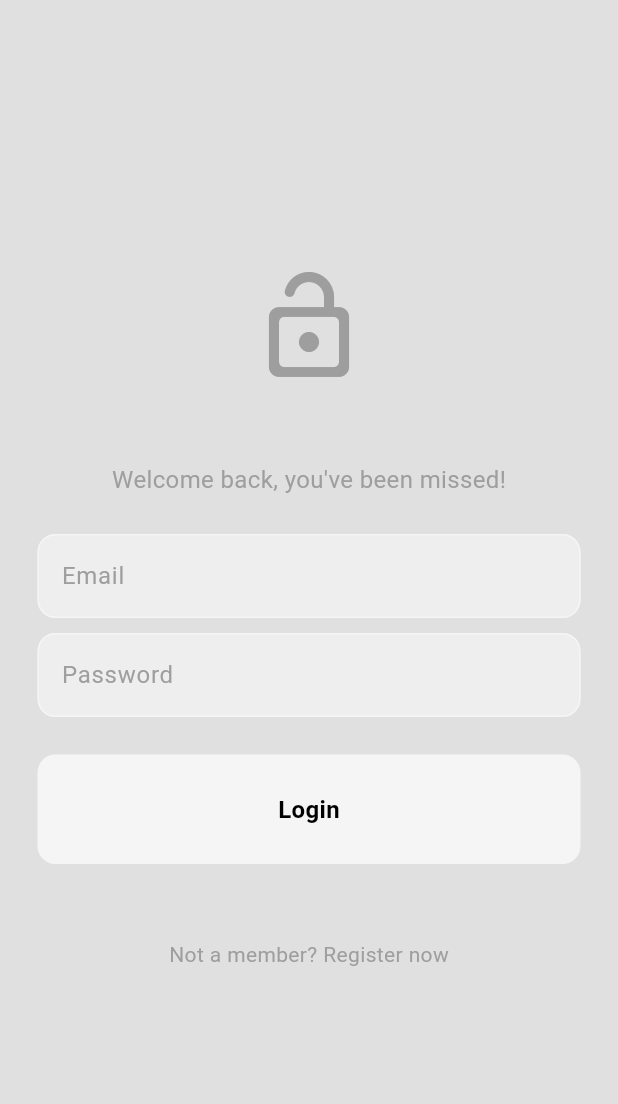
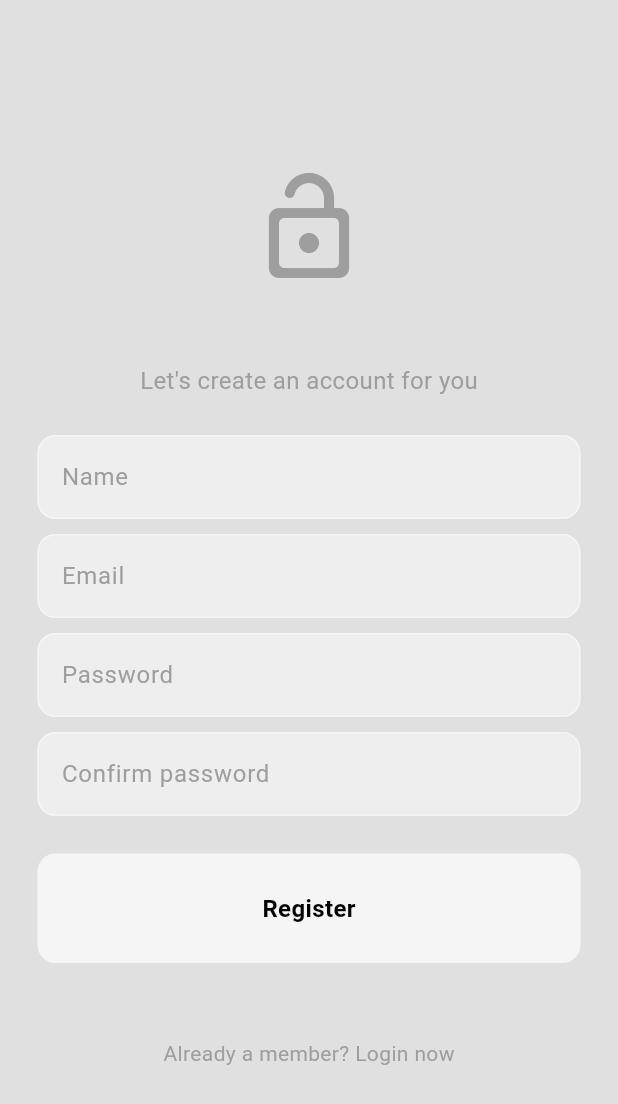
Before and after one commit to KhiemTonThatThaDungCam/Project-NT118, a Flutter app: the screen it shows after launch, on a phone screen of 412 x 824 dp. Shown: the top 1104 px of the screen. Run offline on Flutter 3.47's test engine with Material 3 defaults, Android fonts, the phone set to English and light mode, and no system bars; our stand-ins replace firebase_auth, firebase_core, flutter_bloc; accounts and stored records are empty.

Commit message:
make register page

```diff
--- /dev/null
+++ b/SocialApp/lib/features/auth/presentation/pages/register_page.dart
@@ -0,0 +1,117 @@
+import 'package:flutter/material.dart';
+import '../components/my_button.dart';
+import '../components/my_text_field.dart';
+
+class RegisterPage extends StatefulWidget {
+  const RegisterPage({super.key});
+
+  @override
+  State<RegisterPage> createState() => _RegisterPageState();
+}
+
+class _RegisterPageState extends State<RegisterPage> {
+// text controller
+  final emailController = TextEditingController();
+  final pwController = TextEditingController();
+  final nameController = TextEditingController();
+  final confirmPwController = TextEditingController();
+
+
+
+
+  // BUILD UI
+  @override
+  Widget build(BuildContext context) {
+    // SCAFFOLD
+    return Scaffold(
+      // BODY
+      body: SafeArea(
+        child: Center(
+          child: Padding(
+            padding: const EdgeInsets.symmetric(horizontal: 25.0),
+            child: Column(
+              mainAxisAlignment: MainAxisAlignment.center,
+              children: [
+                // logo
+                Icon(
+                  Icons.lock_open_rounded,
+                  size: 80,
+                  color: Theme.of(context).colorScheme.primary,
+                ), // // Icon
+
+                const SizedBox(height: 50),
+                // create account message
+                Text(
+                  "Let's create an account for you",
+                  style: TextStyle(
+                    color: Theme.of(context).colorScheme.primary,
+                    fontSize: 16,
+                  ), // TextStyle
+                ), // Text
+
+
+                const SizedBox(height: 25),
+                // name text field
+                MyTextField(
+                  controller: nameController,
+                  hintText: "Name",
+                  obscureText: false,
+                ),
+
+
+
+
+
+
+                const SizedBox(height: 10),
+                // email text field
+                MyTextField(
+                  controller: emailController,
+                  hintText: "Email",
+                  obscureText: false,
+                ),
+
+
+
+                const SizedBox(height: 10),
+                // pw text field
+                MyTextField(
+                  controller: pwController,
+                  hintText: "Password",
+                  obscureText: true,
+                ),
+
+
+                const SizedBox(height: 10),
+                // confirm pw text field
+                MyTextField(
+                  controller: confirmPwController,
+                  hintText: "Confirm password",
+                  obscureText: true,
+                ),
+
+
+                const SizedBox(height: 25),
+                // register button
+                MyButton(
+                  onTap: () {},
+                  text: "Register",
+                ),
+
+
+
+                const SizedBox(height: 50),
+                Text(
+                  "Already a member? Login now",
+                  style:
+                  TextStyle(color: Theme.of(context).colorScheme.primary),
+                ),
+                // not a member ? register now
+              ],
+            ),
+          ), // // Column
+        ), // // Center
+      ), // // SafeArea
+    ); // // Scaffold
+  }
+}
--- a/SocialApp/lib/main.dart
+++ b/SocialApp/lib/main.dart
@@ -1,6 +1,7 @@
 import 'package:firebase_core/firebase_core.dart';
 import 'package:flutter/material.dart';
 import 'package:social_app/features/auth/presentation/pages/login_page.dart';
+import 'package:social_app/features/auth/presentation/pages/register_page.dart';
 import 'package:social_app/firebase_options.dart';
 import 'package:social_app/themes/light_mode.dart';
 
@@ -25,7 +26,7 @@ class MyApp extends StatelessWidget{
     return MaterialApp(
       debugShowCheckedModeBanner: false,
       theme: lightMode,
-      home: LoginPage(),
+      home: RegisterPage(),
     );
   }
 }
```
